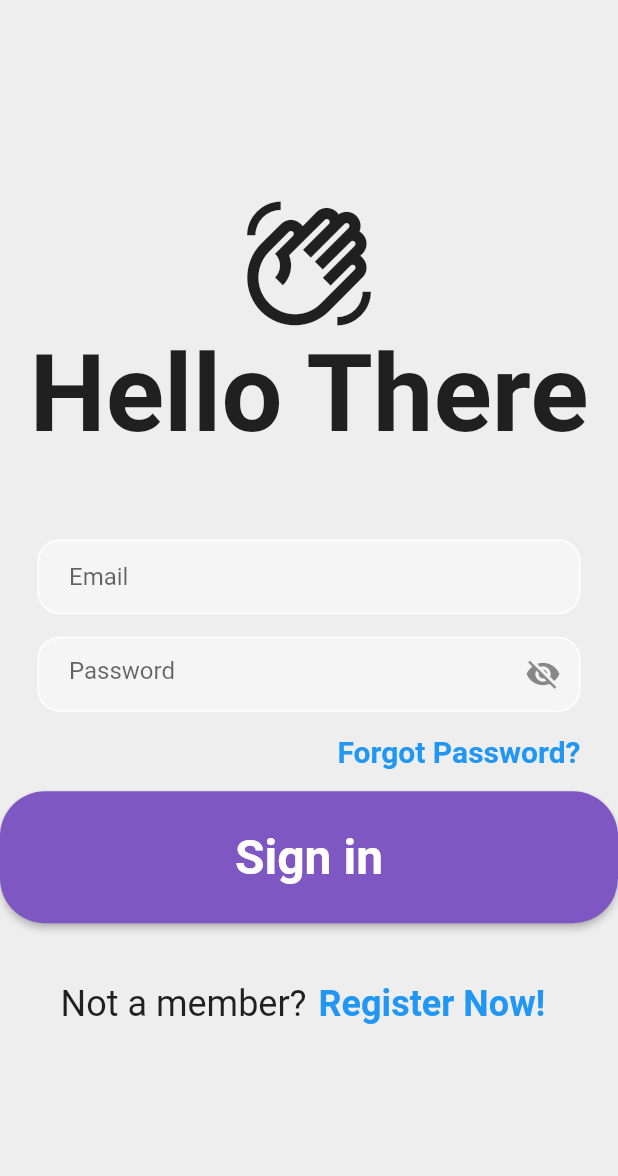
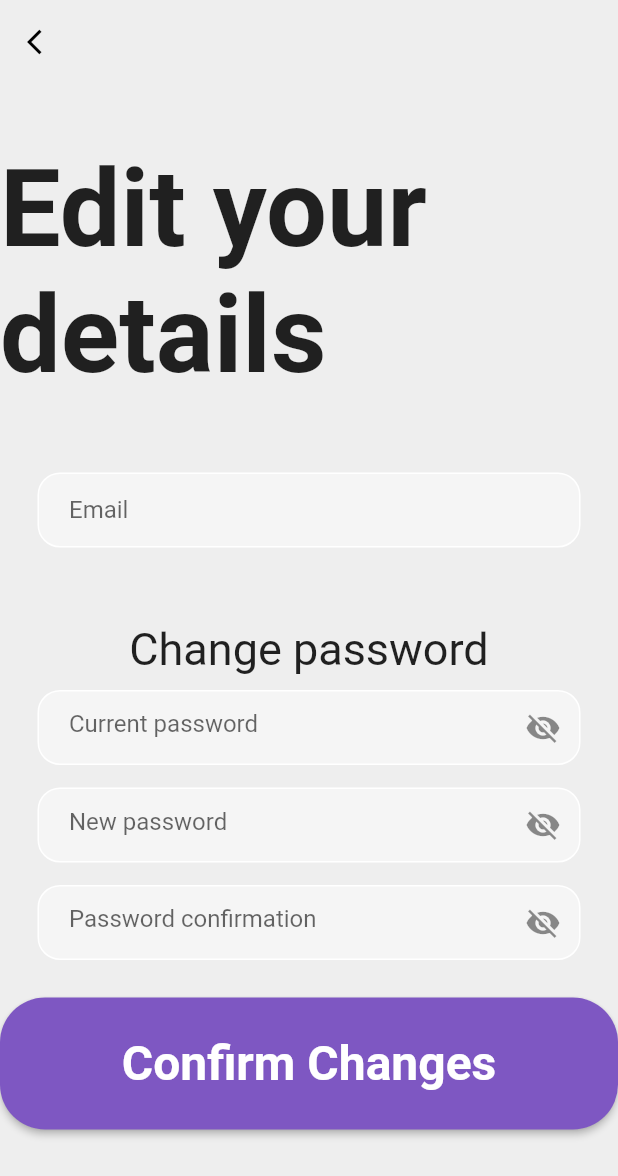
Before and after one commit to AryamanDubey28/seg_coursework_app, a Flutter app: the screen it shows after launch, on a phone screen of 412 x 824 dp. Shown: the top 1176 px of the screen. Run offline on Flutter 3.47's test engine with Material 2 defaults, Android fonts, the phone set to English and light mode, and no system bars; our stand-ins replace firebase_auth, firebase_core, focused_menu; missing offline and left inert: drag_and_drop_lists; accounts and stored records are empty.

Commit message:
Build UI and basic navigation for the Edit Account page

```diff
--- a/lib/main.dart
+++ b/lib/main.dart
@@ -1,6 +1,7 @@
 import 'package:firebase_core/firebase_core.dart';
 import 'package:flutter/material.dart';
 import 'pages/authenticate/wrapper.dart';
+import 'pages/account_manipulations/edit_account.dart';
 
 Future main() async {
   WidgetsFlutterBinding.ensureInitialized();
@@ -15,7 +16,7 @@ class MyApp extends StatelessWidget {
   Widget build(BuildContext context) {
     return MaterialApp(
       debugShowCheckedModeBanner: false,
-      home: Wrapper(),
+      home: EditAccountPage(),
     );
   }
 }
--- /dev/null
+++ b/lib/pages/account_manipulations/edit_account.dart
@@ -0,0 +1,182 @@
+import 'package:firebase_auth/firebase_auth.dart';
+import 'package:flutter/material.dart';
+import '../../widgets/my_text_field.dart';
+import '../admin/admin_choice_boards.dart';
+
+class EditAccountPage extends StatefulWidget {
+  const EditAccountPage({
+    super.key,
+  });
+
+  @override
+  State<EditAccountPage> createState() => EditAccountPageState();
+}
+
+class EditAccountPageState extends State<EditAccountPage> {
+  final _emailEditController = TextEditingController();
+  final _currentPasswordController = TextEditingController();
+  final _newPasswordController = TextEditingController();
+  final _confirmPasswordController = TextEditingController();
+
+  Future commit_changes() async {
+    if (_emailEditController.text.trim() != "") {
+    } else if (_currentPasswordController.text.trim() != "") {}
+    // if (passwordConfirmed()) {
+    //   showDialog(
+    //       context: context,
+    //       builder: (context) {
+    //         return Center(
+    //             child: CircularProgressIndicator(
+    //           color: Colors.deepPurple[400],
+    //         ));
+    //       });
+    //   try {
+    //     await FirebaseAuth.instance.createUserWithEmailAndPassword(
+    //       email: _emailController.text.trim(),
+    //       password: _passwordController.text.trim(),
+    //     );
+    //     Navigator.of(context).pop();
+    //   } on FirebaseAuthException catch (e) {
+    //     Navigator.of(context).pop();
+    //     showDialog(
+    //         context: context,
+    //         builder: (context) {
+    //           return AlertDialog(
+    //             content: Text(e.message.toString()),
+    //           );
+    //         });
+    //   }
+    // } else {
+    //   showDialog(
+    //       context: context,
+    //       builder: (context) {
+    //         return AlertDialog(
+    //             content: Text(
+    //                 'Password confirmation did not match. Please try again.'));
+    //       });
+    // }
+  }
+
+  @override
+  void dispose() {
+    _emailEditController.dispose();
+    _currentPasswordController.dispose();
+    _newPasswordController.dispose();
+    _confirmPasswordController.dispose();
+    super.dispose();
+  }
+
+  @override
+  Widget build(BuildContext context) {
+    return Scaffold(
+      backgroundColor: Colors.grey[200],
+      appBar: AppBar(
+        backgroundColor: Colors.grey[200],
+        elevation: 0,
+        leading: IconButton(
+          icon: Icon(
+            Icons.arrow_back_ios,
+            size: 20,
+            color: Colors.black,
+          ),
+          onPressed: () {
+            Navigator.of(context).pushReplacement(MaterialPageRoute(
+              builder: (context) => const AdminChoiceBoards(),
+            ));
+          },
+        ),
+      ),
+      body: SafeArea(
+        child: Center(
+          child: SingleChildScrollView(
+            child: SizedBox(
+              width: 1000,
+              child: Column(
+                mainAxisAlignment: MainAxisAlignment.start,
+                children: [
+                  Text(
+                    "Edit your details",
+                    style: TextStyle(
+                      fontWeight: FontWeight.bold,
+                      fontSize: 72,
+                    ),
+                  ),
+                  SizedBox(
+                    height: 50,
+                  ),
+                  MyTextField(
+                    key: Key('change_email_field'),
+                    hint: "Email",
+                    controller: _emailEditController,
+                  ),
+                  const SizedBox(
+                    height: 50,
+                  ),
+                  Text(
+                    "Change password",
+                    style: TextStyle(
+                      fontSize: 30,
+                    ),
+                  ),
+                  const SizedBox(
+                    height: 10,
+                  ),
+                  MyTextField(
+                    key: Key('current_password_input'),
+                    hint: "Current password",
+                    controller: _currentPasswordController,
+                    isPassword: true,
+                  ),
+                  const SizedBox(
+                    height: 15,
+                  ),
+                  MyTextField(
+                    key: Key('new_password_input'),
+                    hint: "New password",
+                    controller: _newPasswordController,
+                    isPassword: true,
+                  ),
+                  const SizedBox(
+                    height: 15,
+                  ),
+                  MyTextField(
+                    key: Key('confirm_new_password'),
+                    hint: "Password confirmation",
+                    controller: _confirmPasswordController,
+                    isPassword: true,
+                  ),
+                  SizedBox(
+                    height: 25,
+                  ),
+                  SizedBox(
+                    height: 88,
+                    width: 566,
+                    child: ElevatedButton(
+                      key: Key('confirm button'),
+                      style: ElevatedButton.styleFrom(
+                        textStyle: TextStyle(
+                          fontSize: 32,
+                          fontWeight: FontWeight.bold,
+                        ),
+                        foregroundColor: Colors.white,
+                        backgroundColor: Colors.deepPurple[400],
+                        shape: RoundedRectangleBorder(
+                          borderRadius: BorderRadius.circular(30),
+                        ),
+                      ),
+                      onPressed: commit_changes,
+                      child: Text("Confirm Changes"),
+                    ),
+                  ),
+                  SizedBox(
+                    height: 30,
+                  ),
+                ],
+              ),
+            ),
+          ),
+        ),
+      ),
+    );
+  }
+}
--- a/lib/pages/admin/admin_side_menu.dart
+++ b/lib/pages/admin/admin_side_menu.dart
@@ -3,6 +3,7 @@ import 'package:seg_coursework_app/pages/admin/admin_choice_boards.dart';
 import 'package:firebase_auth/firebase_auth.dart';
 import '../child_board/child_board_interface.dart';
 import '../visual_timetable/visual_timetable_interface.dart';
+import '../account_manipulations/edit_account.dart';
 
 /// The side-menu of the admin's UI
 class AdminSideMenu extends StatelessWidget {
@@ -72,7 +73,10 @@ class AdminSideMenu extends StatelessWidget {
               key: const Key("accountDetails"),
               leading: const Icon(Icons.account_box_outlined),
               title: const Text('Edit Account Details'),
-              onTap: () {},
+              onTap: () =>
+                  Navigator.of(context).pushReplacement(MaterialPageRoute(
+                builder: (context) => const EditAccountPage(),
+              )),
             ),
             ListTile(
               key: const Key("logout"),
```
